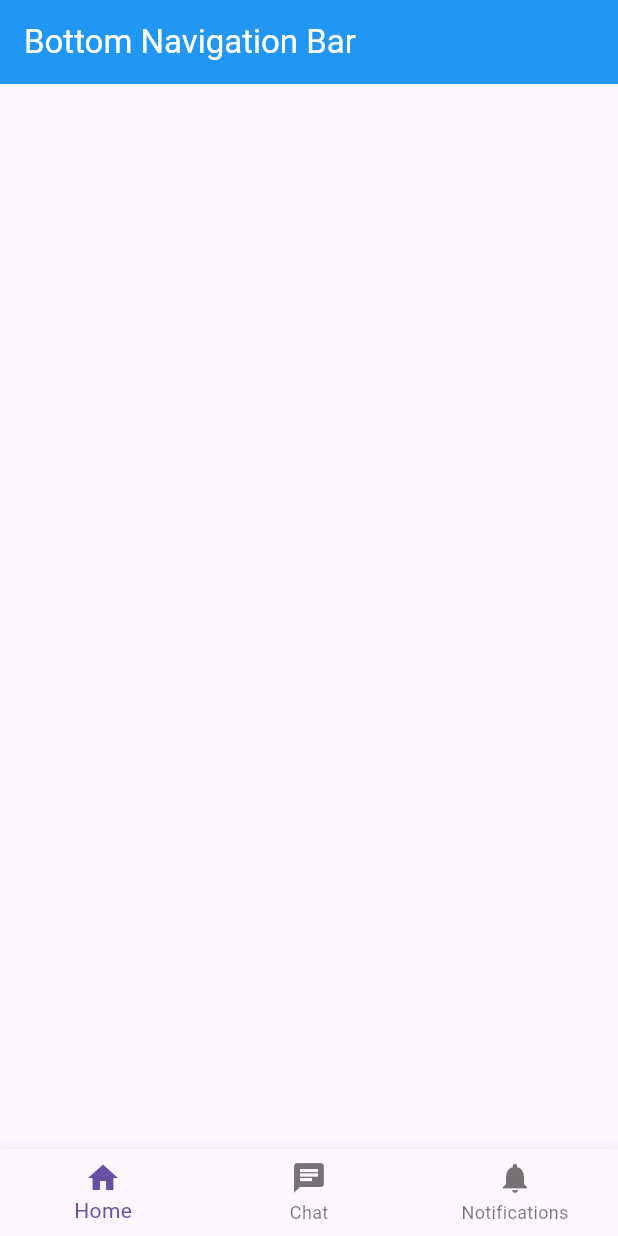
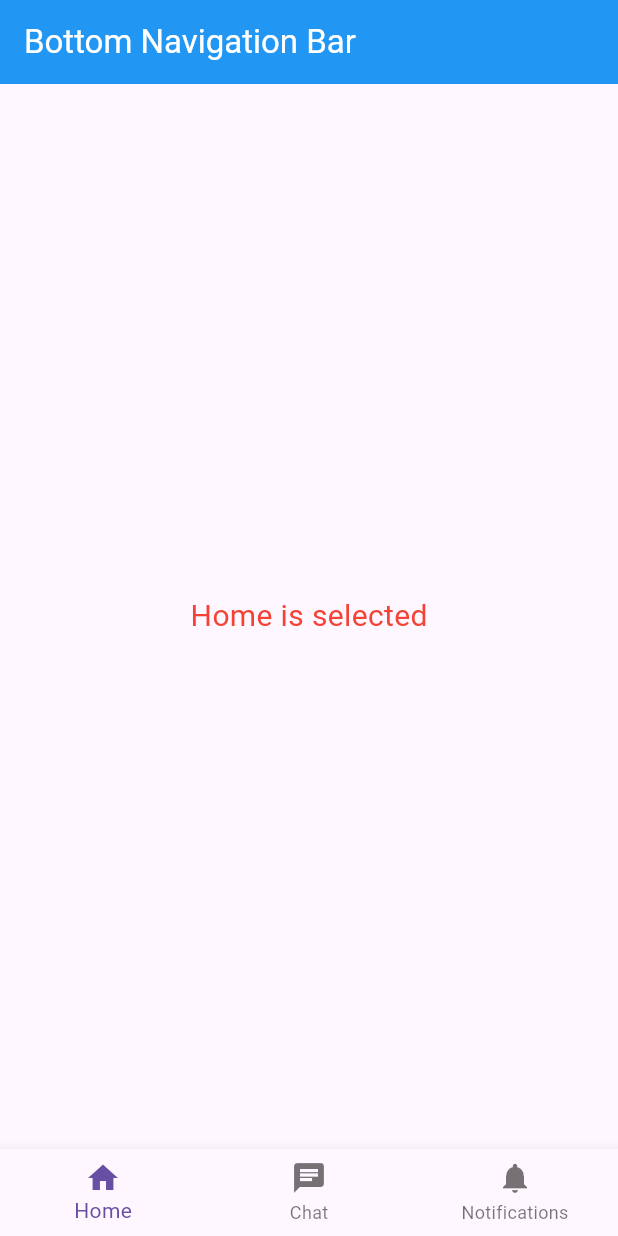
Before and after one commit to mahmud5658/flutter_widgets, a Flutter app: the screen it shows after launch, on a phone screen of 412 x 824 dp. Run offline on Flutter 3.47's test engine with Material 3 defaults, Android fonts, the phone set to English and light mode, and no system bars.

Commit message:
flutter widget

```diff
--- a/lib/widgets/bottom.dart
+++ b/lib/widgets/bottom.dart
@@ -10,6 +10,27 @@ class BottomNavigation extends StatefulWidget {
 class _BottomNavigationState extends State<BottomNavigation> {
   int selectedIndex = 0;
 
+  final List<Widget> _views = <Widget>[
+    const Center(
+      child: Text(
+        "Home is selected",
+        style: TextStyle(color: Colors.red,fontSize: 20),
+      ),
+    ),
+    const Center(
+      child: Text(
+        "Chat is selected",
+        style: TextStyle(color: Colors.blue, fontSize: 20),
+      ),
+    ),
+    const Center(
+      child: Text(
+        "Notifications is selected",
+        style: TextStyle(color: Colors.amber, fontSize: 20),
+      ),
+    ),
+  ];
+
   @override
   Widget build(BuildContext context) {
     return Scaffold(
@@ -20,6 +41,7 @@ class _BottomNavigationState extends State<BottomNavigation> {
           style: TextStyle(color: Colors.white),
         ),
       ),
+      body: _views.elementAt(selectedIndex),
       bottomNavigationBar: BottomNavigationBar(
         items: const [
           BottomNavigationBarItem(icon: Icon(Icons.home), label: "Home"),
```
